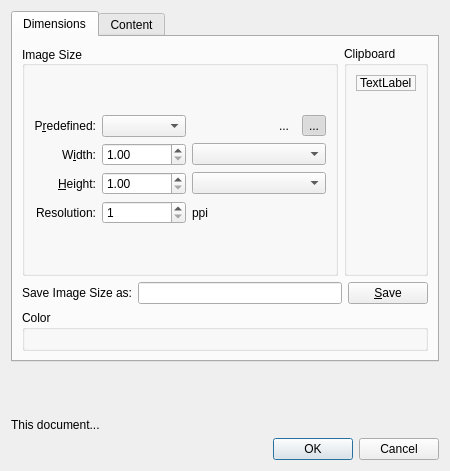
Old version of the form libs/ui/forms/wdgnewimage.ui in the repository KDE/krita.
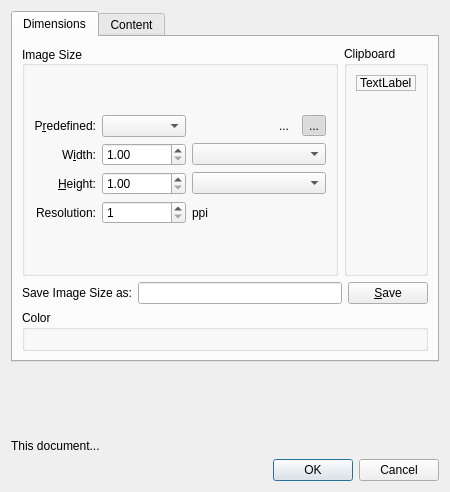
New version of the form. Custom widgets are drawn as their Qt base class.

Commit message: Fix tab order of new image widget

What changed in the file:
```diff
--- a/libs/ui/forms/wdgnewimage.ui
+++ b/libs/ui/forms/wdgnewimage.ui
@@ -7,7 +7,7 @@
     <x>0</x>
     <y>0</y>
     <width>450</width>
-    <height>471</height>
+    <height>492</height>
    </rect>
   </property>
   <property name="sizePolicy">
```
Left out of the diff: 17 changed lines with no effect on the pictures.
